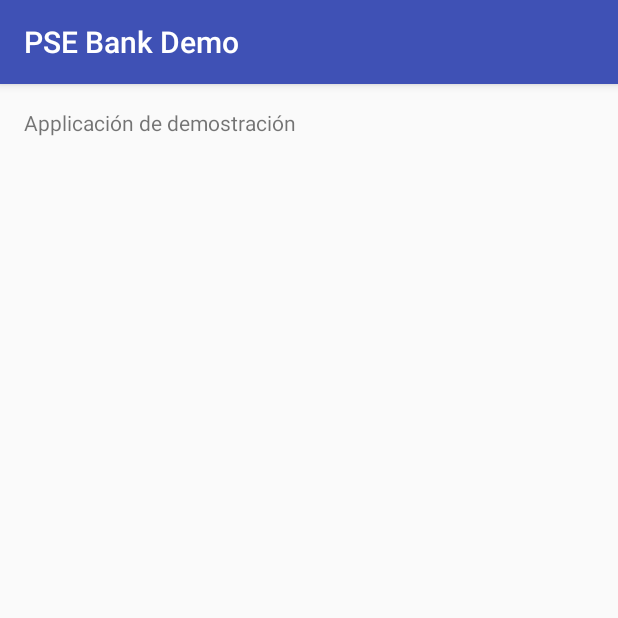
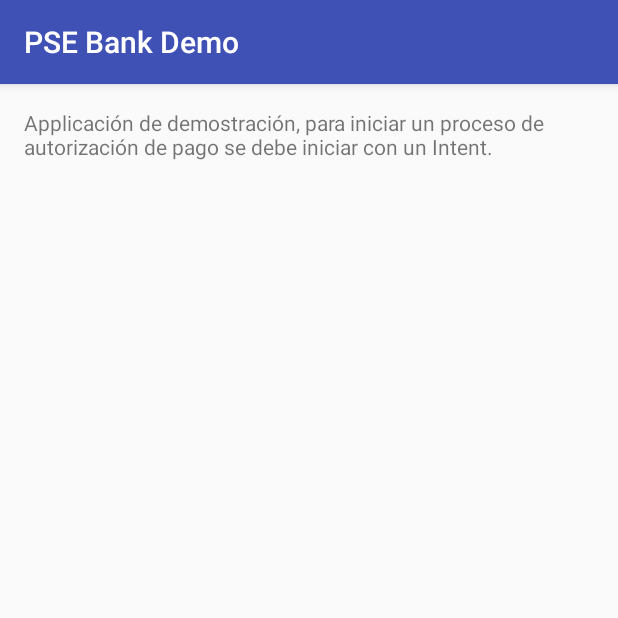
Before and after one commit to achcolombia/pse-bank-demo-android, an Android app: the screen it shows after launch (MainActivity), on a phone screen of 412 x 824 dp, the top half of it. Run offline under Robolectric (Android 15) with nearby library versions, the light colour scheme and no system bars.

Commit message:
working version

```diff
--- a/app/build.gradle
+++ b/app/build.gradle
@@ -17,6 +17,9 @@ android {
 			proguardFiles getDefaultProguardFile('proguard-android.txt'), 'proguard-rules.pro'
 		}
 	}
+	lintOptions{
+		abortOnError false
+	}
 }
 
 dependencies {
--- a/app/src/main/res/layout/activity_main.xml
+++ b/app/src/main/res/layout/activity_main.xml
@@ -14,5 +14,5 @@
     <TextView
             android:layout_width="wrap_content"
             android:layout_height="wrap_content"
-            android:text="Applicación de demostración"/>
+            android:text="Applicación de demostración, para iniciar un proceso de autorización de pago se debe iniciar con un Intent."/>
 </RelativeLayout>
```
Also changed, not shown: 1 other file.
